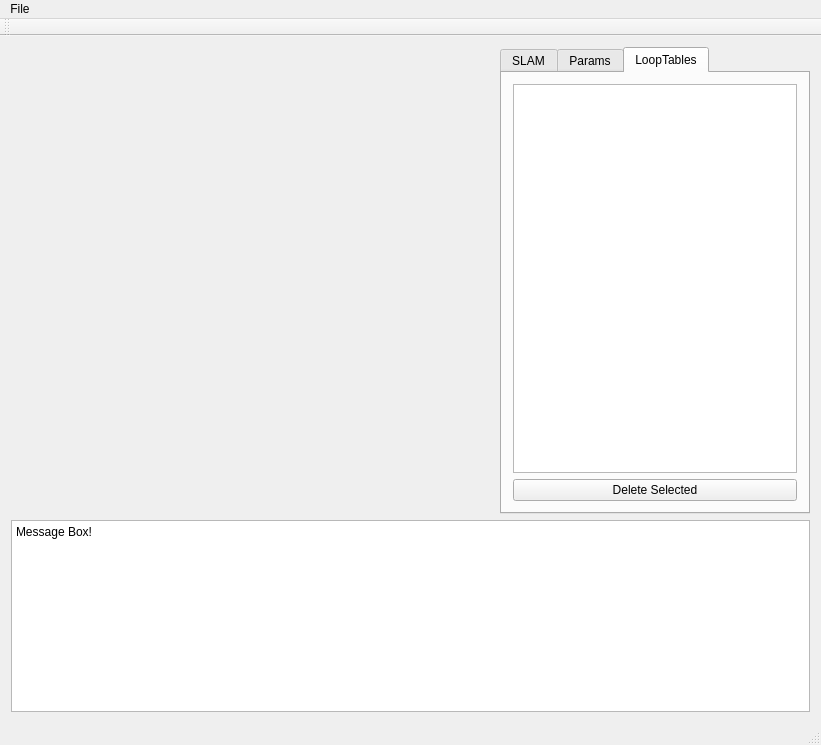
This is mainwindow.ui in jaejunlee0538/manual_pos_graph_slam as Qt 5 draws it before an edit. The edited form follows.
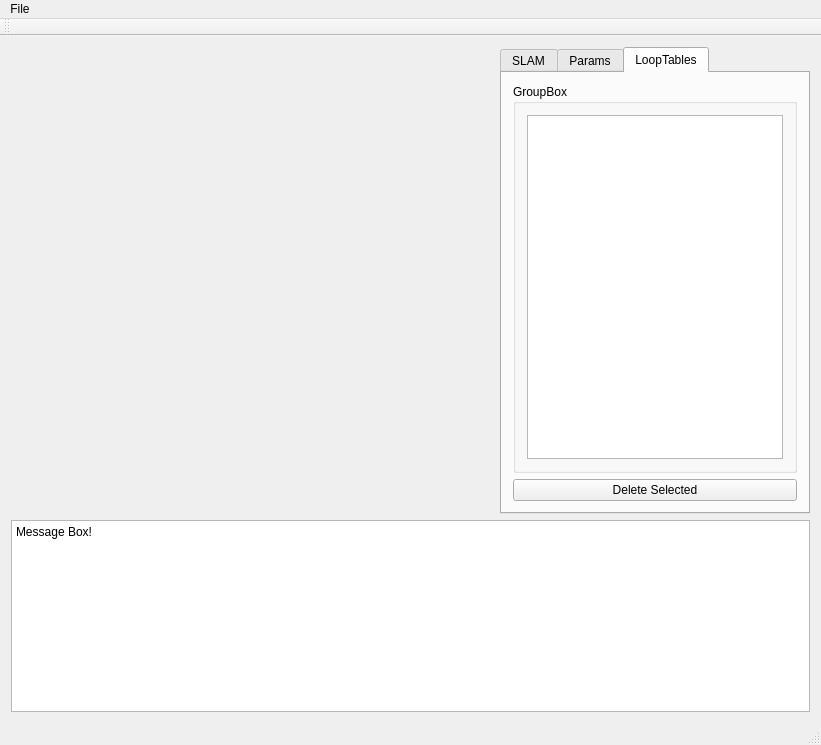
This is the edited form. The open tabs and pages were chosen to show the change. Custom widgets are drawn as their Qt base class.

```diff
--- a/mainwindow.ui
+++ b/mainwindow.ui
@@ -257,7 +257,56 @@
          </attribute>
          <layout class="QVBoxLayout" name="verticalLayout_5">
           <item>
-           <widget class="QTableView" name="tableView_LoopEdges"/>
+           <widget class="QGroupBox" name="groupBox_3">
+            <property name="sizePolicy">
+             <sizepolicy hsizetype="Preferred" vsizetype="Expanding">
+              <horstretch>0</horstretch>
+              <verstretch>2</verstretch>
+             </sizepolicy>
+            </property>
+            <property name="maximumSize">
+             <size>
+              <width>16777215</width>
+              <height>800</height>
+             </size>
+            </property>
+            <property name="title">
+             <string>GroupBox</string>
+            </property>
+            <layout class="QHBoxLayout" name="horizontalLayout">
+             <item>
+              <widget class="QTableView" name="tableView_LoopEdges">
+               <property name="sizePolicy">
+                <sizepolicy hsizetype="Expanding" vsizetype="MinimumExpanding">
+                 <horstretch>0</horstretch>
+                 <verstretch>1</verstretch>
+                </sizepolicy>
+               </property>
+               <property name="maximumSize">
+                <size>
+                 <width>16777215</width>
+                 <height>1500</height>
+                </size>
+               </property>
+               <property name="editTriggers">
+                <set>QAbstractItemView::DoubleClicked</set>
+               </property>
+               <property name="verticalScrollMode">
+                <enum>QAbstractItemView::ScrollPerPixel</enum>
+               </property>
+               <property name="horizontalScrollMode">
+                <enum>QAbstractItemView::ScrollPerPixel</enum>
+               </property>
+               <attribute name="horizontalHeaderDefaultSectionSize">
+                <number>50</number>
+               </attribute>
+               <attribute name="horizontalHeaderStretchLastSection">
+                <bool>true</bool>
+               </attribute>
+              </widget>
+             </item>
+            </layout>
+           </widget>
           </item>
           <item>
            <widget class="QPushButton" name="pushButton_DeleteSelectedLoopClosings">
@@ -273,7 +322,7 @@
      </layout>
     </item>
     <item>
-     <layout class="QHBoxLayout" name="horizontalLayout">
+     <layout class="QVBoxLayout" name="verticalLayout_6">
       <item>
        <widget class="QPlainTextEdit" name="plainTextEdit_Message">
         <property name="sizePolicy">
```
Left out of the diff: 16 changed lines with no effect on the pictures.
